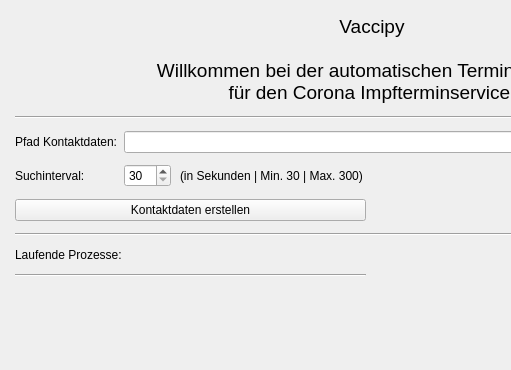
First picture: the form in tools/gui/main.ui, repository timreibe/vaccipy, before the edit; both pictures show x 0 to 511 and y 0 to 370 of the 744 by 452 pixel window.
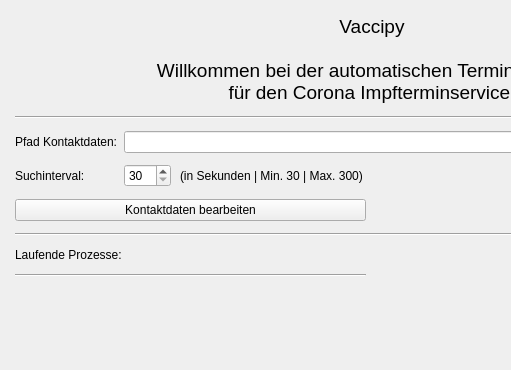
Second picture: the form after the edit.

Commit message:
feat(GUI Kontaktdaten): Laden von Kontaktdaten in GUI (#383)
Laden von Kontaktdaten in GUI

```diff
--- a/tools/gui/main.ui
+++ b/tools/gui/main.ui
@@ -35,7 +35,7 @@
       <item row="3" column="0">
        <widget class="QPushButton" name="b_neue_kontaktdaten">
         <property name="text">
-         <string>Kontaktdaten erstellen</string>
+         <string>Kontaktdaten bearbeiten</string>
         </property>
        </widget>
       </item>
```
The commit also changes 2 other files.
